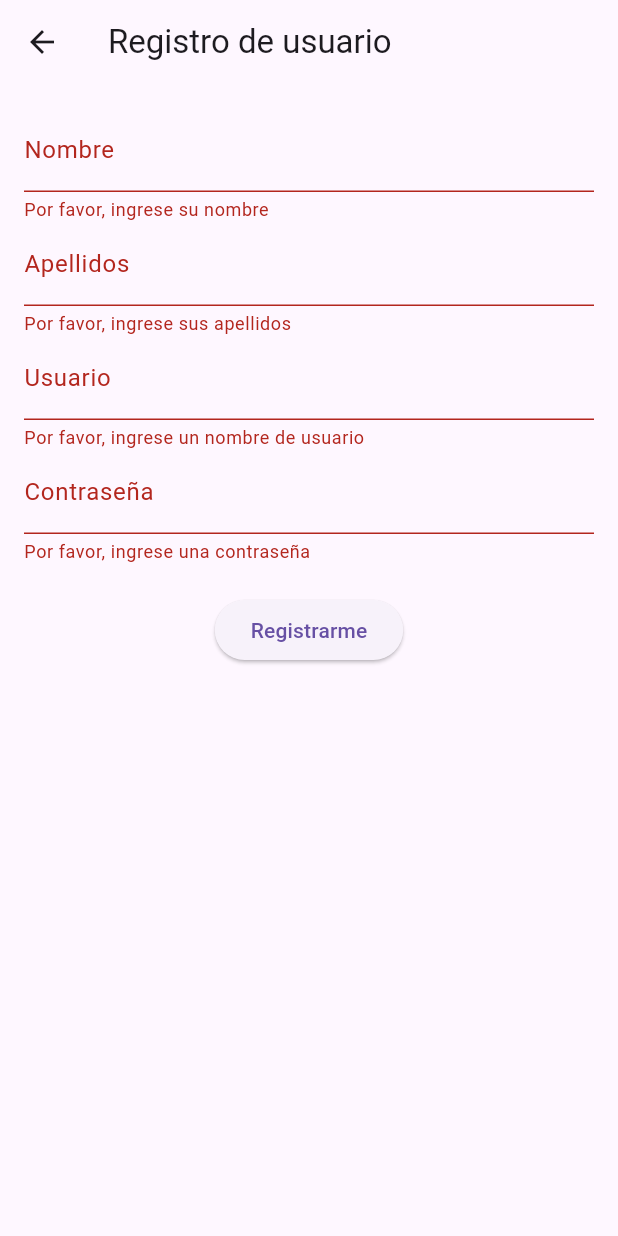
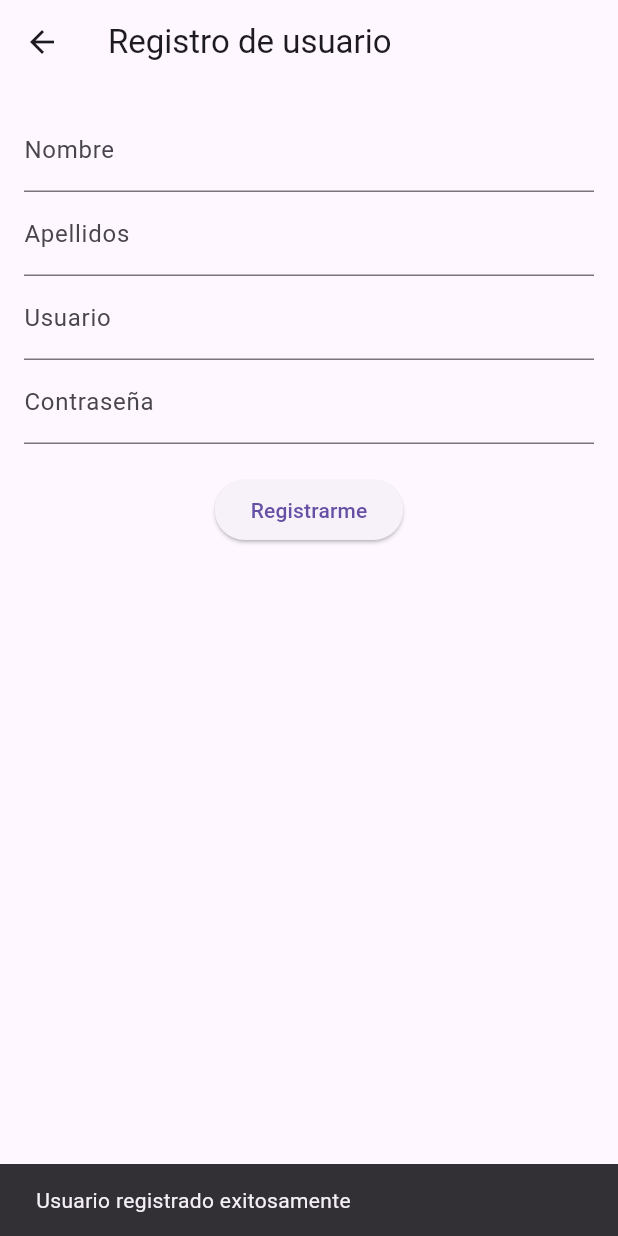
Before and after one commit to luissmga/Surmeti, a Flutter app: the RegistrationScreen screen opened by its route, after a tap on "Registrarme", on a phone screen of 412 x 824 dp. Run offline on Flutter 3.47's test engine with Material 3 defaults, Android fonts, the phone set to English and light mode, and no system bars; our stand-ins replace cloud_firestore, firebase_core, firebase_database, flutter_local_notifications, local_auth; accounts and stored records are empty.

Commit message:
Se realizo la conexion de registration_screen.dart a firebase

```diff
--- a/lib/main.dart
+++ b/lib/main.dart
@@ -7,12 +7,13 @@ import 'screens/login_screen.dart';
 import 'screens/registration_screen.dart';
 import 'screens/welcome_screen.dart';
 
+
 void main() async {
   WidgetsFlutterBinding.ensureInitialized();
   await Firebase.initializeApp(
     options: DefaultFirebaseOptions.currentPlatform,
   );
-  runApp(MyApp());
+  runApp(const MyApp());
 }
 
 class MyApp extends StatelessWidget {
--- a/lib/screens/registration_screen.dart
+++ b/lib/screens/registration_screen.dart
@@ -1,51 +1,44 @@
 import 'package:flutter/material.dart';
 import 'package:firebase_core/firebase_core.dart'; // Agregado para inicializar Firebase
-import 'package:firebase_database/firebase_database.dart';
+import 'package:cloud_firestore/cloud_firestore.dart'; // Importar Firestore
+
+void main() async {
+  WidgetsFlutterBinding.ensureInitialized();
+  await Firebase.initializeApp();
+  runApp(MyApp());
+}
+
+class MyApp extends StatelessWidget {
+  @override
+  Widget build(BuildContext context) {
+    return MaterialApp(
+      title: 'Flutter Firebase Demo',
+      home: RegistrationScreen(),
+    );
+  }
+}
 
 class RegistrationScreen extends StatefulWidget {
-  const RegistrationScreen({super.key}); // Corregido el error
+  const RegistrationScreen({super.key});
 
   @override
   _RegistrationScreenState createState() => _RegistrationScreenState();
 }
 
 class _RegistrationScreenState extends State<RegistrationScreen> {
-  final _formKey = GlobalKey<FormState>();
-  final _usernameController = TextEditingController();
-  final _passwordController = TextEditingController();
-  final _firstNameController = TextEditingController();
-  final _lastNameController = TextEditingController();
-
-  late DatabaseReference _userRef; // Referencia a la base de datos de usuarios
+  final usernameController = TextEditingController();
+  final passwordController = TextEditingController();
+  final firstNameController = TextEditingController();
+  final lastNameController = TextEditingController();
 
   @override
-  void initState() {
-    super.initState();
-    _initializeFirebase(); // Inicializar Firebase al iniciar el estado
-  }
-
-  Future<void> _initializeFirebase() async {
-    await Firebase.initializeApp();
-    FirebaseDatabase database = FirebaseDatabase.instance;
-    _userRef = FirebaseDatabase.instance.reference().child('users');
-  }
-
-  Future<void> _registerUser() async {
-    try {
-      await _userRef.push().set({
-        'firstName': _firstNameController.text,
-        'lastName': _lastNameController.text,
-        'username': _usernameController.text,
-        // Puedes querer cifrar o encriptar la contraseña antes de almacenarla
-        'password': _passwordController.text,
-      });
-      print('Usuario registrado exitosamente');
-      // Navegar a la página de inicio de sesión después de registrar al usuario
-      Navigator.pushReplacementNamed(context, '/login');
-    } catch (e) {
-      print('Error al registrar usuario: $e');
-      // Manejar el error, por ejemplo, mostrar un mensaje de error al usuario
-    }
+  void dispose() {
+    // Libera los controladores cuando el widget se destruye
+    usernameController.dispose();
+    passwordController.dispose();
+    firstNameController.dispose();
+    lastNameController.dispose();
+    super.dispose();
   }
 
   @override
@@ -57,11 +50,10 @@ class _RegistrationScreenState extends State<RegistrationScreen> {
       body: Padding(
         padding: const EdgeInsets.all(16.0),
         child: Form(
-          key: _formKey,
           child: Column(
             children: <Widget>[
               TextFormField(
-                controller: _firstNameController,
+                controller: firstNameController,
                 decoration: const InputDecoration(labelText: 'Nombre'),
                 validator: (value) {
                   if (value == null || value.isEmpty) {
@@ -71,7 +63,7 @@ class _RegistrationScreenState extends State<RegistrationScreen> {
                 },
               ),
               TextFormField(
-                controller: _lastNameController,
+                controller: lastNameController,
                 decoration: const InputDecoration(labelText: 'Apellidos'),
                 validator: (value) {
                   if (value == null || value.isEmpty) {
@@ -81,7 +73,7 @@ class _RegistrationScreenState extends State<RegistrationScreen> {
                 },
               ),
               TextFormField(
-                controller: _usernameController,
+                controller: usernameController,
                 decoration: const InputDecoration(labelText: 'Usuario'),
                 validator: (value) {
                   if (value == null || value.isEmpty) {
@@ -91,7 +83,7 @@ class _RegistrationScreenState extends State<RegistrationScreen> {
                 },
               ),
               TextFormField(
-                controller: _passwordController,
+                controller: passwordController,
                 decoration: const InputDecoration(labelText: 'Contraseña'),
                 obscureText: true,
                 validator: (value) {
@@ -103,10 +95,23 @@ class _RegistrationScreenState extends State<RegistrationScreen> {
               ),
               const SizedBox(height: 20),
               ElevatedButton(
-                onPressed: () {
-                  if (_formKey.currentState!.validate()) {
-                    // Registrar usuario
-                    _registerUser();
+                onPressed: () async {
+                  CollectionReference collRef = FirebaseFirestore.instance.collection("users");
+                  try {
+                    await collRef.add({
+                      'firstName': firstNameController.text,
+                      'lastName': lastNameController.text,
+                      'username': usernameController.text,
+                      // Puedes querer cifrar o encriptar la contraseña antes de almacenarla
+                      'password': passwordController.text,
+                    });
+                    ScaffoldMessenger.of(context).showSnackBar(
+                      SnackBar(content: Text('Usuario registrado exitosamente'))
+                    );
+                  } catch (e) {
+                    ScaffoldMessenger.of(context).showSnackBar(
+                      SnackBar(content: Text('Error al registrar usuario: $e'))
+                    );
                   }
                 },
                 child: const Text('Registrarme'),
--- a/pubspec.yaml
+++ b/pubspec.yaml
@@ -23,7 +23,6 @@ dependencies:
   flutter_local_notifications: ^9.0.0
   uuid: ^3.0.6 #logica para selección en PC y Laptop, Sí o NO y en ID automatico
   cloud_firestore: ^4.0.1
-
   # The following adds the Cupertino Icons font to your application.
   # Use with the CupertinoIcons class for iOS style icons.
   cupertino_icons: ^1.0.6
```
